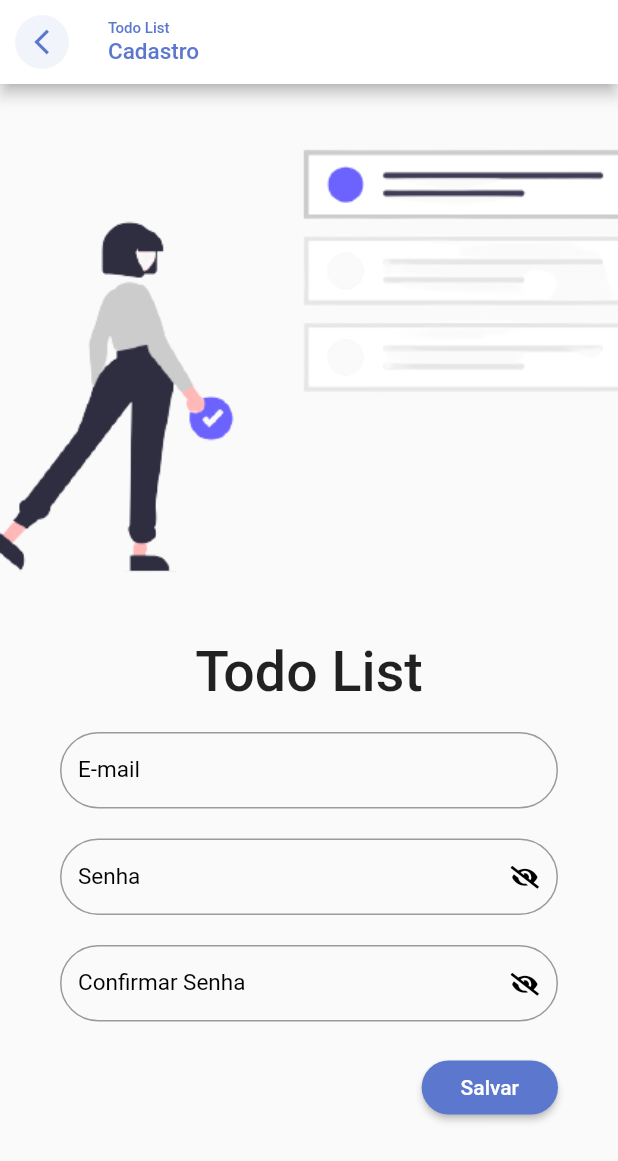
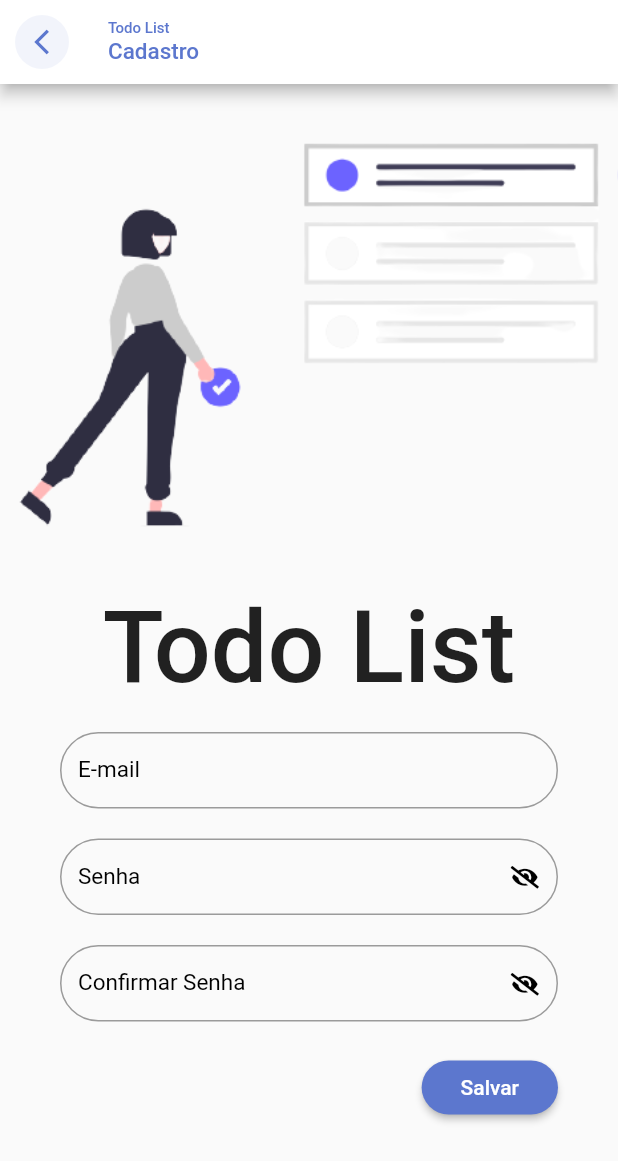
Before and after one commit to felipecastrosales/todo_list, a Flutter app: the screen it shows after launch, after a tap on "Cadastre-se", on a phone screen of 412 x 824 dp. Shown: the top 1161 px of the screen. Run offline on Flutter 3.47's test engine with Material 2 defaults, Android fonts, the phone set to English and light mode, and no system bars; our stand-ins replace flutter_signin_button, google_fonts, sqflite, sqflite_common, synchronized; accounts and stored records are empty; Roboto replaces fonts that are missing (Mandali).

Commit message:
editing TodoListLogo widget passing size parameter for image

```diff
--- a/lib/app/modules/auth/login/login_page.dart
+++ b/lib/app/modules/auth/login/login_page.dart
@@ -25,7 +25,7 @@ class LoginPage extends StatelessWidget {
                   mainAxisSize: MainAxisSize.min,
                   children: [
                     const SizedBox(height: 10),
-                    const TodoListLogo(),
+                    const TodoListLogo(size: 150),
                     Padding(
                       padding: const EdgeInsets.symmetric(
                         vertical: 20,
--- a/lib/app/modules/auth/register/register_page.dart
+++ b/lib/app/modules/auth/register/register_page.dart
@@ -52,7 +52,7 @@ class RegisterPage extends StatelessWidget {
           SizedBox(
             height: MediaQuery.of(context).size.height * 0.5,
             child: const FittedBox(
-              child: TodoListLogo(),
+              child: TodoListLogo(size: 100),
               fit: BoxFit.fitHeight,
             ),
           ),
--- a/lib/app/widgets/todo_list_logo.dart
+++ b/lib/app/widgets/todo_list_logo.dart
@@ -3,7 +3,8 @@ import 'package:flutter/material.dart';
 import 'package:todo_list/app/ui/theme_extensions.dart';
 
 class TodoListLogo extends StatelessWidget {
-  const TodoListLogo({Key? key}) : super(key: key);
+  final double size;
+  const TodoListLogo({Key? key, required this.size}) : super(key: key);
 
   @override
   Widget build(BuildContext context) {
@@ -12,7 +13,7 @@ class TodoListLogo extends StatelessWidget {
       children: [
         Image.asset(
           'assets/logo.png',
-          height: 200,
+          height: size,
         ),
         Text(
           'Todo List',
```
